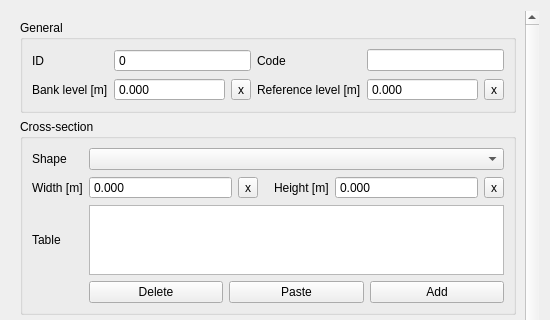
The window that threedi_schematisation_editor/forms/ui/cross_section_location.ui (nens/threedi-schematisation-editor) describes before a commit, drawn with Qt 5; both pictures show x 0 to 550 and y 0 to 320 of the 550 by 550 pixel window.
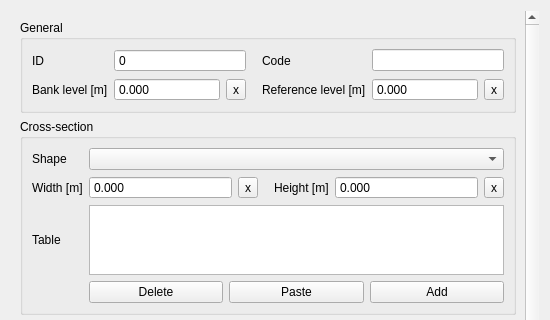
The same window after the commit.

```diff
--- a/threedi_schematisation_editor/forms/ui/cross_section_location.ui
+++ b/threedi_schematisation_editor/forms/ui/cross_section_location.ui
@@ -106,6 +106,9 @@
             <property name="alignment">
              <set>Qt::AlignLeading|Qt::AlignLeft|Qt::AlignVCenter</set>
             </property>
+            <property name="indent">
+             <number>10</number>
+            </property>
            </widget>
           </item>
           <item row="1" column="2">
@@ -180,6 +183,9 @@
             <property name="alignment">
              <set>Qt::AlignLeading|Qt::AlignLeft|Qt::AlignVCenter</set>
             </property>
+            <property name="indent">
+             <number>10</number>
+            </property>
            </widget>
           </item>
           <item row="0" column="1" colspan="2">
```
